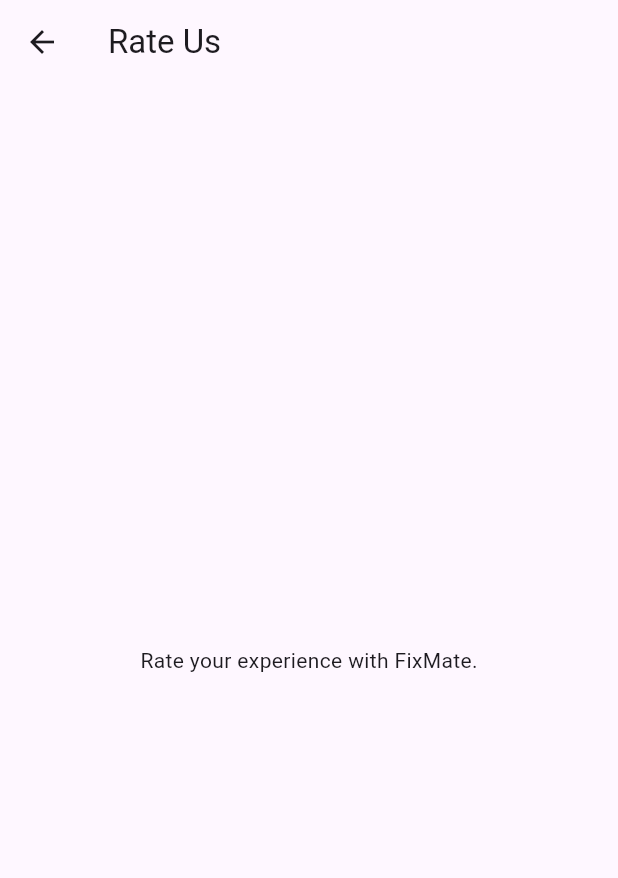
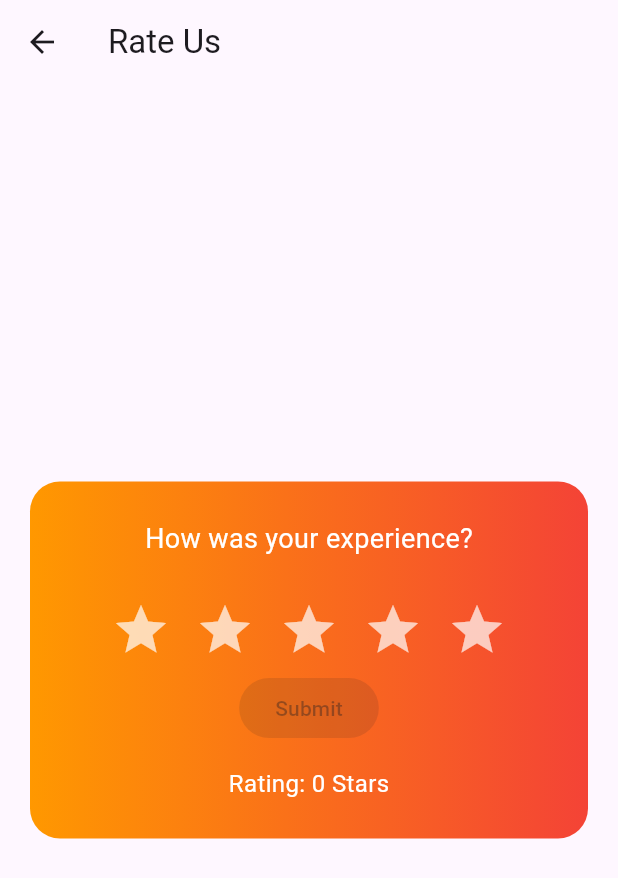
Before and after one commit to emalshahirun/FixMate, a Flutter app: the RateUsPage screen opened directly, on a phone screen of 412 x 824 dp. Shown: the top 878 px of the screen. Run offline on Flutter 3.47's test engine with Material 3 defaults, Android fonts, the phone set to English and light mode, and no system bars; our stand-ins replace cloud_firestore, firebase_auth, firebase_core, flutter_map, latlong2, shared_preferences; accounts and stored records are empty.

Commit message:
Enhance Rate Us and About Us pages with UI & functionality

```diff
--- a/lib/Profile.dart
+++ b/lib/Profile.dart
@@ -249,28 +249,144 @@
   }
 }
 
-class RateUsPage extends StatelessWidget {
+// ================= RATE US PAGE ===================
+class RateUsPage extends StatefulWidget {
   const RateUsPage({super.key});
+
+  @override
+  State<RateUsPage> createState() => _RateUsPageState();
+}
+
+class _RateUsPageState extends State<RateUsPage> {
+  int rating = 0;
 
   @override
   Widget build(BuildContext context) {
     return Scaffold(
-      appBar: AppBar(title: const Text('Rate Us')),
-      body: const Center(child: Text('Rate your experience with FixMate.')),
+      appBar: AppBar(title: const Text("Rate Us")),
+      body: Center(
+        child: Container(
+          margin: const EdgeInsets.all(20),
+          padding: const EdgeInsets.all(25),
+          decoration: BoxDecoration(
+              gradient: const LinearGradient(colors: [Colors.orange, Colors.red]),
+              borderRadius: BorderRadius.circular(20)),
+          child: Column(
+            mainAxisSize: MainAxisSize.min,
+            children: [
+              const Text(
+                "How was your experience?",
+                style: TextStyle(color: Colors.white, fontSize: 18),
+              ),
+              const SizedBox(height: 20),
+              Row(
+                mainAxisAlignment: MainAxisAlignment.center,
+                children: List.generate(5, (index) {
+                  return IconButton(
+                    icon: Icon(
+                      Icons.star,
+                      color: index < rating ? Colors.yellow : Colors.white70,
+                      size: 40,
+                    ),
+                    onPressed: () {
+                      setState(() {
+                        rating = index + 1;
+                      });
+                    },
+                  );
+                }),
+              ),
+              const SizedBox(width: 20),
+              ElevatedButton(
+                onPressed: rating == 0 ? null : () {
+                  ScaffoldMessenger.of(context).showSnackBar(
+                    SnackBar(content: Text("Thanks for rating $rating stars!")),
+                  );
+                },
+                child: const Text("Submit"),
+              ),
+              const SizedBox(height: 15),
+              Text(
+                "Rating: $rating Stars",
+                style: const TextStyle(color: Colors.white, fontSize: 16),
+              ),
+            ],
+          ),
+        ),
+      ),
     );
   }
 }
 
-class AboutUsPage extends StatelessWidget {
+// ================= ABOUT US PAGE ===================
+class AboutUsPage extends StatefulWidget {
   const AboutUsPage({super.key});
+
+  @override
+  State<AboutUsPage> createState() => _AboutUsPageState();
+}
+
+class _AboutUsPageState extends State<AboutUsPage> {
+  final TextEditingController aboutController = TextEditingController();
+  String savedText = "";
 
   @override
   Widget build(BuildContext context) {
     return Scaffold(
-      appBar: AppBar(title: const Text('About Us')),
-      body: const Center(
-        child: Text('FixMate is a top service app for your needs.'),
+      appBar: AppBar(title: const Text("About Us")),
+      body: Padding(
+        padding: const EdgeInsets.all(20),
+        child: Column(
+          children: [
+            TextField(
+              controller: aboutController,
+              maxLines: 5,
+              decoration: const InputDecoration(
+                labelText: "Write something about us...",
+                border: OutlineInputBorder(),
+              ),
+            ),
+            const SizedBox(height: 20),
+            ElevatedButton(
+              onPressed: () {
+                setState(() {
+                  savedText = aboutController.text.trim();
+                });
+                FocusScope.of(context).unfocus();
+              },
+              child: const Text("Done"),
+            ),
+            const SizedBox(height: 20),
+            if (savedText.isNotEmpty)
+              Container(
+                width: double.infinity,
+                padding: const EdgeInsets.all(15),
+                decoration: BoxDecoration(
+                  border: Border.all(color: Colors.blue),
+                  borderRadius: BorderRadius.circular(8),
+                  color: Colors.blue[50],
+                ),
+                child: Text(
+                  savedText,
+                  style: const TextStyle(fontSize: 16),
+                ),
+              ),
+          ],
+        ),
       ),
     );
   }
 }
+
+// Dummy user selection screen to avoid error on logout
+class UserSelectionScreen extends StatelessWidget {
+  final String userType;
+  const UserSelectionScreen({super.key, required this.userType});
+
+  @override
+  Widget build(BuildContext context) {
+    return Scaffold(
+      body: Center(child: Text('User Selection Screen (userType: $userType)')),
+    );
+  }
+}
```
